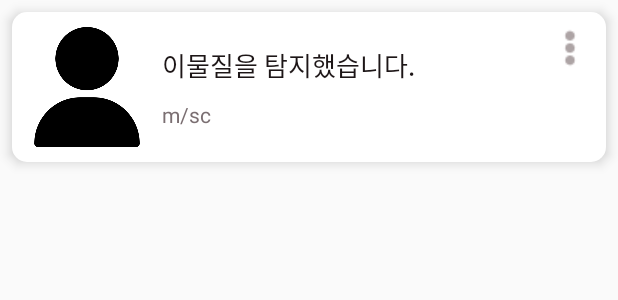
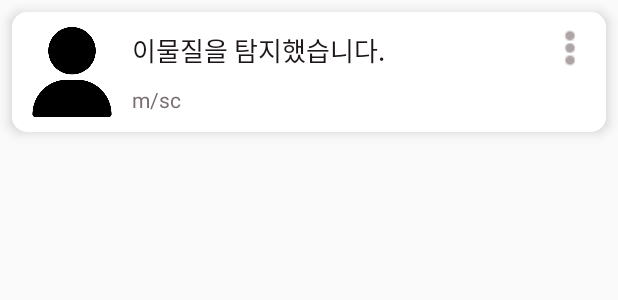
Before and after one commit to yejincode/petviews, an Android app: the layout foreignnoti_list.xml on its own in the app's theme, with its tools: preview values and no code run, on a phone screen of 412 x 824 dp. Shown: the top 300 px of the screen. Run offline under Robolectric (Android 15) with nearby library versions, the phone set to English and light mode, and no system bars.

Commit message:
activity add

```diff
--- a/app/src/main/java/com/example/petviews/foreignnotiActivity.java
+++ b/app/src/main/java/com/example/petviews/foreignnotiActivity.java
@@ -45,7 +45,6 @@ public class foreignnotiActivity extends AppCompatActivity {
         adapter.addItem("이물질을 탐지했습니다.", R.drawable.choco, "15m/17sc");
         adapter.addItem("이물질을 탐지했습니다.", R.drawable.cake, "20m/56sc");
         adapter.addItem("이물질을 탐지했습니다.", R.drawable.bone, "10m/1sc");
-        adapter.addItem("이물질을 탐지했습니다.", R.drawable.bone, "5m/13sc");
 
         adapter.notifyDataSetChanged(); //어댑터의 변경을 알림.
 
--- a/app/src/main/res/layout/activity_setting.xml
+++ b/app/src/main/res/layout/activity_setting.xml
@@ -223,6 +223,7 @@
                     android:id="@+id/livevideo2"
                     android:layout_width="400dp"
                     android:layout_height="200dp"
+                    android:layout_marginTop="20dp"
                     android:layout_weight="1" />
 
 
--- a/app/src/main/res/layout/foreignnoti_list.xml
+++ b/app/src/main/res/layout/foreignnoti_list.xml
@@ -11,8 +11,8 @@
 
     <ImageView
         android:id="@+id/foreignnoti_image"
-        android:layout_width="80dp"
-        android:layout_height="80dp"
+        android:layout_width="60dp"
+        android:layout_height="60dp"
         app:srcCompat="@drawable/user" />
 
     <LinearLayout
```
Also changed, not shown: app/src/main/java/com/example/petviews/highlightActivity.java (+17 -5 lines), app/src/main/res/drawable/bada.jpg (deleted), app/src/main/res/drawable/blue_circle.png (deleted), app/src/main/res/drawable/bone.png, app/src/main/res/drawable/cake.png, app/src/main/res/drawable/capture10.jpg (added), app/src/main/res/drawable/capture5.jpg (added), app/src/main/res/drawable/capture6.jpg (added), app/src/main/res/drawable/capture7.jpg (added), app/src/main/res/drawable/capture8.jpg (added), app/src/main/res/drawable/capture9.jpg (added), app/src/main/res/drawable/choco.png, app/src/main/res/drawable/cigarette.png, 2 other files.
